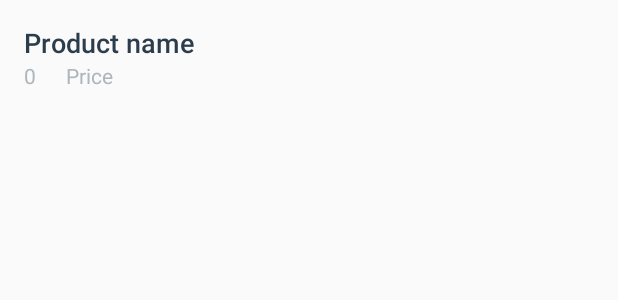
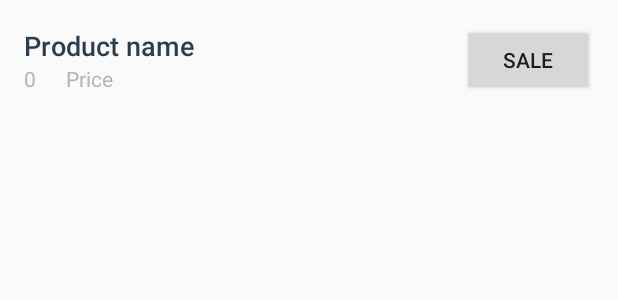
Before and after one commit to hania91414/BookStoreAppStage2, an Android app: the layout list_item.xml on its own in the app's theme, with its tools: preview values and no code run, on a phone screen of 412 x 824 dp. Shown: the top 300 px of the screen. Run offline under Robolectric (Android 15) with nearby library versions, the phone set to English and light mode, and no system bars.

Commit message:
button sale added

```diff
--- a/app/src/main/java/com/example/hanna/bookstoreappstage2/ProdDetailsActivity.java
+++ b/app/src/main/java/com/example/hanna/bookstoreappstage2/ProdDetailsActivity.java
@@ -165,6 +165,8 @@ public class ProdDetailsActivity extends AppCompatActivity implements LoaderMana
             numberQuantity = savedInstanceState.getInt("numberQuantity");
             mQuantityTextView.setText(String.valueOf(numberQuantity));
         }
+
+
     }
 
     /**
--- a/app/src/main/res/layout/activity_prod_details.xml
+++ b/app/src/main/res/layout/activity_prod_details.xml
@@ -104,7 +104,7 @@
             android:layout_height="wrap_content"
             android:layout_weight="2"
             android:orientation="vertical"
-            android:paddingLeft="4dp">
+            android:paddingLeft="@dimen/input_padding_left">
 
 
             <EditText
--- a/app/src/main/res/layout/list_item.xml
+++ b/app/src/main/res/layout/list_item.xml
@@ -61,11 +61,11 @@
         </LinearLayout>
     </LinearLayout>
 
-    <!--<Button-->
-    <!--android:id="@+id/sale"-->
-    <!--android:layout_width="wrap_content"-->
-    <!--android:layout_height="wrap_content"-->
-    <!--android:layout_alignParentEnd="true"-->
-    <!--android:layout_centerVertical="true"-->
-    <!--android:text="@string/sale_button" />-->
+    <Button
+        android:id="@+id/sale"
+        android:layout_width="wrap_content"
+        android:layout_height="wrap_content"
+        android:layout_alignParentEnd="true"
+        android:layout_centerVertical="true"
+        android:text="@string/sale_button" />
 </LinearLayout>
--- a/app/src/main/res/values/dimens.xml
+++ b/app/src/main/res/values/dimens.xml
@@ -5,5 +5,6 @@
     <dimen name="empty_view_image_horizontal">200dp</dimen>
     <dimen name="empty_view_image_vertical">200dp</dimen>
     <dimen name="increase_decrease_button_width">50dp</dimen>
-    <dimen name="increase_decrease_button_height">40dp</dimen>
+    <dimen name="increase_decrease_button_height">40dp</dimen>\
+    <dimen name="input_padding_left">4dp</dimen>
 </resources>
```
Also changed, not shown: app/src/main/java/com/example/hanna/bookstoreappstage2/BookCursorAdapter.java (+22 -1 lines), app/src/main/java/com/example/hanna/bookstoreappstage2/MainActivity.java (+0 -8 lines), app/src/main/java/com/example/hanna/bookstoreappstage2/data/BookProvider.java (+0 -15 lines).
